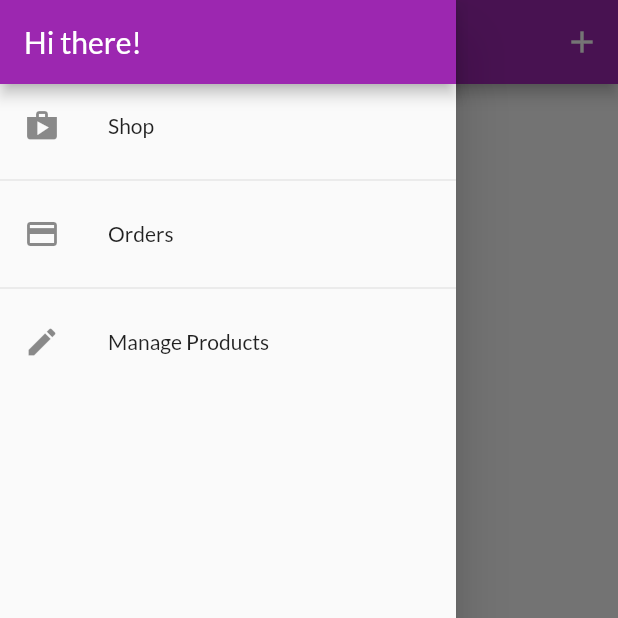
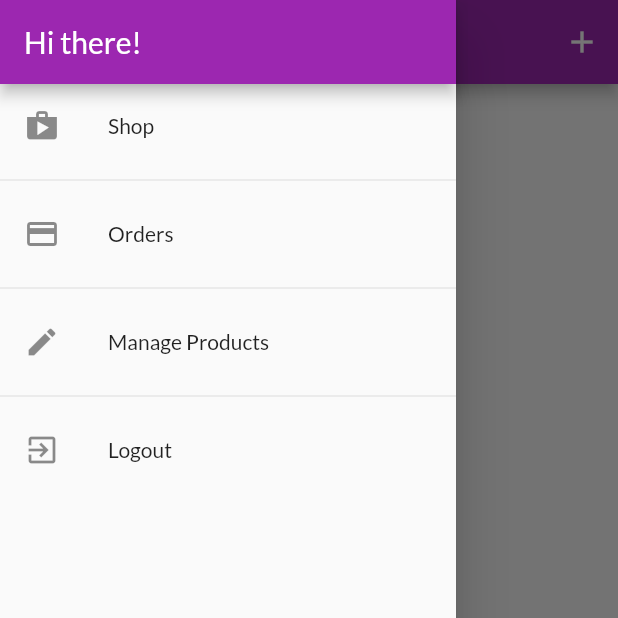
Before and after one commit to O1aF-create/shop_app, a Flutter app: the UserProductsScreen screen opened by its route, with the side drawer open, on a phone screen of 412 x 824 dp, the top half of it. Run offline on Flutter 3.47's test engine with Material 2 defaults, Android fonts, the phone set to English and light mode, and no system bars; our stand-ins replace shared_preferences; accounts and stored records are empty; network calls fail.

Commit message:
User Authentication

```diff
--- a/lib/providers/orders.dart
+++ b/lib/providers/orders.dart
@@ -23,8 +23,9 @@ class Orders with ChangeNotifier {
   List<OrderItem> _orders = [];
 
   final String authToken;
+  final String userId;
 
-  Orders(this.authToken, this._orders);
+  Orders(this.authToken, this.userId, this._orders);
 
   List<OrderItem> get orders {
     return [..._orders];
@@ -32,7 +33,7 @@ class Orders with ChangeNotifier {
 
   Future<void> addOrder(List<CartItem> cartProducts, double total) async {
     final url = Uri.parse(
-      'https://shop-app-6a16c-default-rtdb.europe-west1.firebasedatabase.app/orders.json?auth=$authToken',
+      'https://shop-app-6a16c-default-rtdb.europe-west1.firebasedatabase.app/orders/$userId.json?auth=$authToken',
     );
     final timestamp = DateTime.now();
     try {
@@ -68,7 +69,7 @@ class Orders with ChangeNotifier {
 
   Future<void> fetchAndSetOrders() async {
     final url = Uri.parse(
-      'https://shop-app-6a16c-default-rtdb.europe-west1.firebasedatabase.app/orders.json?auth=$authToken',
+      'https://shop-app-6a16c-default-rtdb.europe-west1.firebasedatabase.app/orders/$userId.json?auth=$authToken',
     );
     try {
       final response = await http.get(url);
--- a/lib/screens/user_products_screen.dart
+++ b/lib/screens/user_products_screen.dart
@@ -13,12 +13,11 @@ class UserProductsScreen extends StatelessWidget {
     await Provider.of<Products>(
       context,
       listen: false,
-    ).fetchAndSetProducts();
+    ).fetchAndSetProducts(true);
   }
 
   @override
   Widget build(BuildContext context) {
-    final productsData = Provider.of<Products>(context);
     return Scaffold(
       appBar: AppBar(
         title: const Text('Your Products'),
@@ -32,9 +31,16 @@ class UserProductsScreen extends StatelessWidget {
         ],
       ),
       drawer: AppDrawer(),
-      body: RefreshIndicator(
+      body: FutureBuilder(
+        future: _refreshProducts(context),
+        builder: (ctx, snapshot) => snapshot.connectionState == ConnectionState.waiting
+            ? Center(
+                child: CircularProgressIndicator(),
+              )
+            : RefreshIndicator(
                 onRefresh: () => _refreshProducts(context),
-        child: Padding(
+                child: Consumer<Products>(
+                  builder: (ctx, productsData, _) => Padding(
                     padding: const EdgeInsets.all(8.0),
                     child: ListView.builder(
                       itemCount: productsData.items.length,
@@ -53,6 +59,8 @@ class UserProductsScreen extends StatelessWidget {
                     ),
                   ),
                 ),
+              ),
+      ),
     );
   }
 }
--- a/lib/widgets/app_drawer.dart
+++ b/lib/widgets/app_drawer.dart
@@ -1,7 +1,9 @@
 import 'package:flutter/material.dart';
+import 'package:provider/provider.dart';
 
 import '../screens/user_products_screen.dart';
 import '../screens/orders_screen.dart';
+import '../providers/auth.dart';
 
 class AppDrawer extends StatelessWidget {
   @override
@@ -44,6 +46,18 @@ class AppDrawer extends StatelessWidget {
               Navigator.of(context).pushReplacementNamed(UserProductsScreen.routeName);
             },
           ),
+          Divider(),
+          ListTile(
+            leading: Icon(Icons.exit_to_app),
+            title: Text(
+              'Logout',
+            ),
+            onTap: () async {
+              Navigator.of(context).pop();
+              Navigator.of(context).pushReplacementNamed('/');
+              await Provider.of<Auth>(context, listen: false).logout();
+            },
+          ),
         ],
       ),
     );
```
Also changed, not shown: lib/main.dart (+10 -2 lines), lib/providers/auth.dart (+52 -0 lines), lib/providers/products.dart (+5 -3 lines), lib/screens/splash_screen.dart (added, +12 -0 lines), pubspec.yaml (+6 -10 lines), pubspec.lock. Lines whose indentation alone changed are shown as unchanged.
